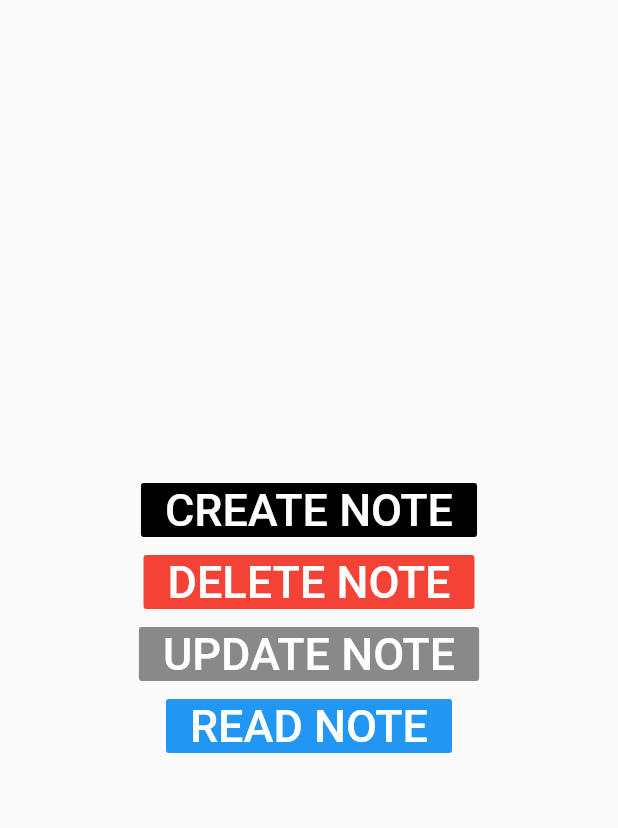
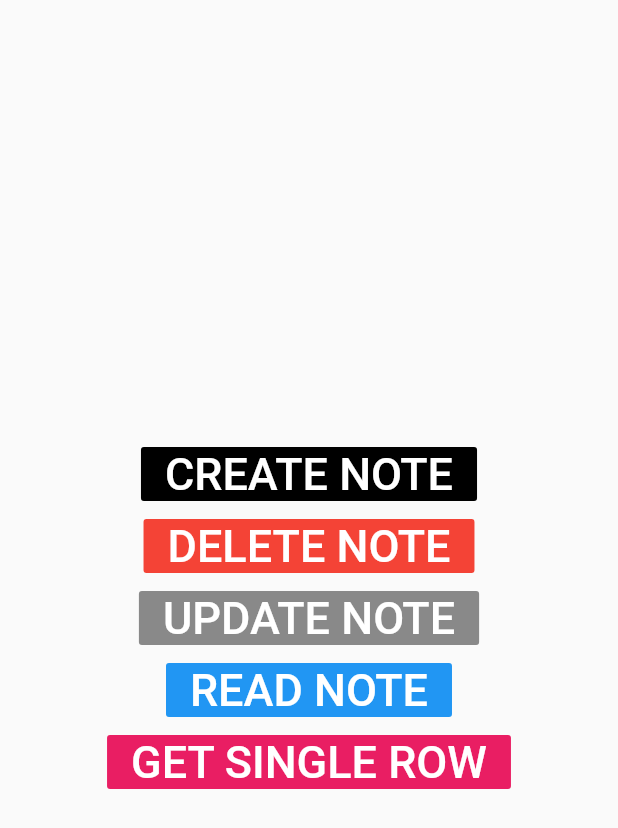
Before and after one commit to development1soft/Flutter-Mastering-Level-4, a Flutter app: the screen it shows after launch, after a tap on "READ NOTE", on a phone screen of 412 x 824 dp. Shown: the top 828 px of the screen. Run offline on Flutter 3.47's test engine with Material 2 defaults, Android fonts, the phone set to English and light mode, and no system bars; our stand-ins replace shared_preferences, sqflite; accounts and stored records are empty.

Commit message:
Course Finished Successfully

```diff
--- a/lib/models/Note.dart
+++ b/lib/models/Note.dart
@@ -50,7 +50,7 @@ class Note {
 
     var db_client = await db;
 
-    var notes = await db_client.query('notes');
+    var notes = await db_client.query('notes',orderBy: 'id DESC',limit: 2);
 
     return notes;
 
@@ -74,4 +74,15 @@ class Note {
     return updated_note;
   }
 
+
+  Future<List> getSingleRow(int id) async{
+
+    var db_client = await db;
+
+    var note = await db_client.query('notes',where: 'id = "$id"');
+
+    return note;
+
+  }
+
 }
--- a/lib/src/sql_pratice.dart
+++ b/lib/src/sql_pratice.dart
@@ -53,6 +53,15 @@ class _SqlPraticeScreenState extends State<SqlPraticeScreen> {
                 });
               },
             ),
+            FlatButton(
+              child: Text('GET SINGLE ROW',style:TextStyle(color: Colors.white,fontSize: 30)),
+              color: Colors.pink,
+              onPressed: (){
+                Note().getSingleRow(4).then((value){
+                  print('the value is : ' + value.toString());
+                });
+              },
+            ),
           ],
         ),
       ),
```
